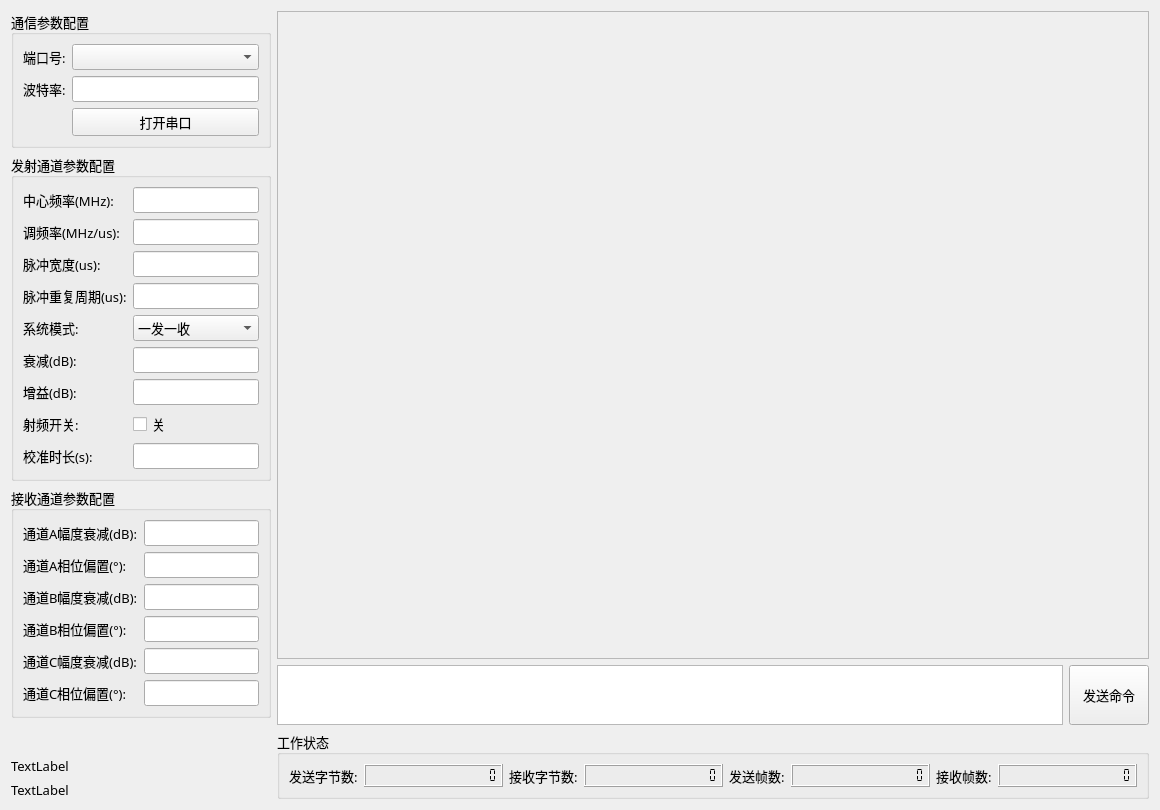
TheWrangler/QSweepTerminal, file ui/mainwindow.ui: the form before one commit.
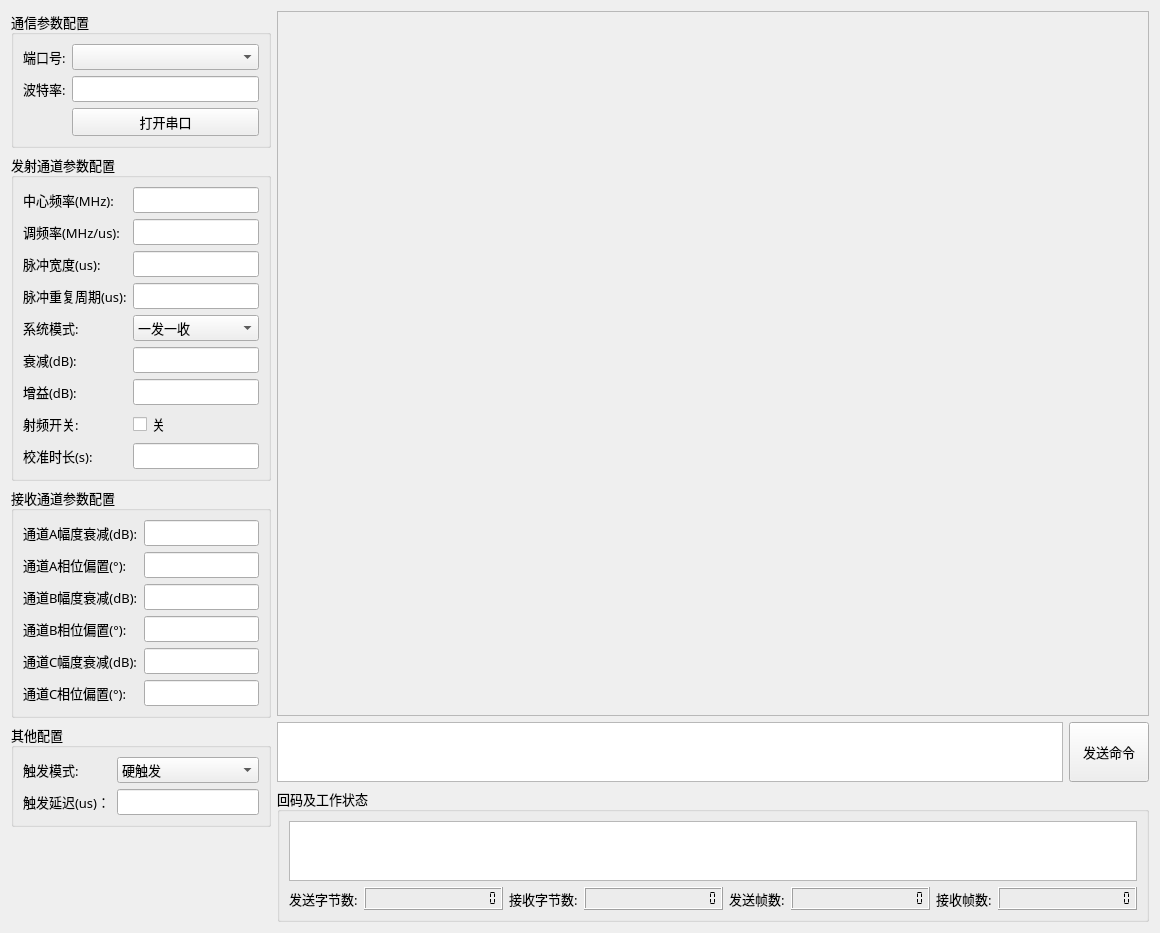
The form after the commit.

Commit message: 1.修改了数据帧格式 2.添加了回码解析 3.修改了检波电压显示

```diff
--- a/ui/mainwindow.ui
+++ b/ui/mainwindow.ui
@@ -7,7 +7,7 @@
     <x>0</x>
     <y>0</y>
     <width>1160</width>
-    <height>810</height>
+    <height>933</height>
    </rect>
   </property>
   <property name="font">
@@ -315,6 +315,67 @@
        </layout>
       </widget>
      </item>
+     <item>
+      <widget class="QGroupBox" name="groupBox_5">
+       <property name="sizePolicy">
+        <sizepolicy hsizetype="Fixed" vsizetype="Fixed">
+         <horstretch>0</horstretch>
+         <verstretch>0</verstretch>
+        </sizepolicy>
+       </property>
+       <property name="minimumSize">
+        <size>
+         <width>260</width>
+         <height>0</height>
+        </size>
+       </property>
+       <property name="maximumSize">
+        <size>
+         <width>260</width>
+         <height>16777215</height>
+        </size>
+       </property>
+       <property name="title">
+        <string>其他配置</string>
+       </property>
+       <layout class="QFormLayout" name="formLayout_4">
+        <item row="0" column="0">
+         <widget class="QLabel" name="label_22">
+          <property name="text">
+           <string>触发模式:</string>
+          </property>
+         </widget>
+        </item>
+        <item row="0" column="1">
+         <widget class="QComboBox" name="m_TrigModeCombo">
+          <property name="currentIndex">
+           <number>1</number>
+          </property>
+          <item>
+           <property name="text">
+            <string>软触发</string>
+           </property>
+          </item>
+          <item>
+           <property name="text">
+            <string>硬触发</string>
+           </property>
+          </item>
+         </widget>
+        </item>
+        <item row="1" column="0">
+         <widget class="QLabel" name="label_23">
+          <property name="text">
+           <string>触发延迟(us)：</string>
+          </property>
+         </widget>
+        </item>
+        <item row="1" column="1">
+         <widget class="QLineEdit" name="m_TrigDelayEdit"/>
+        </item>
+       </layout>
+      </widget>
+     </item>
      <item>
       <spacer name="verticalSpacer">
        <property name="orientation">
@@ -328,20 +389,6 @@
        </property>
       </spacer>
      </item>
-     <item>
-      <widget class="QLabel" name="brand_label">
-       <property name="text">
-        <string>TextLabel</string>
-       </property>
-      </widget>
-     </item>
-     <item>
-      <widget class="QLabel" name="copyright_label">
-       <property name="text">
-        <string>TextLabel</string>
-       </property>
-      </widget>
-     </item>
     </layout>
    </item>
    <item>
@@ -384,6 +431,9 @@
            <height>60</height>
           </size>
          </property>
+         <property name="readOnly">
+          <bool>true</bool>
+         </property>
         </widget>
        </item>
        <item>
@@ -434,17 +484,44 @@
         </size>
        </property>
        <property name="title">
-        <string>工作状态</string>
+        <string>回码及工作状态</string>
        </property>
-       <layout class="QGridLayout" name="gridLayout">
-        <item row="0" column="0">
+       <layout class="QVBoxLayout" name="verticalLayout_3">
+        <item>
+         <widget class="QTextEdit" name="m_RplyFrameEdit">
+          <property name="sizePolicy">
+           <sizepolicy hsizetype="Expanding" vsizetype="Fixed">
+            <horstretch>0</horstretch>
+            <verstretch>0</verstretch>
+           </sizepolicy>
+          </property>
+          <property name="minimumSize">
+           <size>
+            <width>0</width>
+            <height>60</height>
+           </size>
+          </property>
+          <property name="maximumSize">
+           <size>
+            <width>16777215</width>
+            <height>60</height>
+           </size>
+          </property>
+          <property name="readOnly">
+           <bool>true</bool>
+          </property>
+         </widget>
+        </item>
+        <item>
+         <layout class="QHBoxLayout" name="horizontalLayout_3">
+          <item>
          <widget class="QLabel" name="label_18">
           <property name="text">
            <string>发送字节数:</string>
           </property>
          </widget>
         </item>
-        <item row="0" column="1">
+          <item>
          <widget class="QLCDNumber" name="m_sendBytesNumLcd">
           <property name="sizePolicy">
            <sizepolicy hsizetype="Expanding" vsizetype="Preferred">
@@ -472,14 +549,14 @@
           </property>
          </widget>
         </item>
-        <item row="0" column="2">
+          <item>
          <widget class="QLabel" name="label_19">
           <property name="text">
            <string>接收字节数:</string>
           </property>
          </widget>
         </item>
-        <item row="0" column="3">
+          <item>
          <widget class="QLCDNumber" name="m_recvBytesNumLcd">
           <property name="sizePolicy">
            <sizepolicy hsizetype="Expanding" vsizetype="Preferred">
@@ -495,14 +572,14 @@
           </property>
          </widget>
         </item>
-        <item row="0" column="4">
+          <item>
          <widget class="QLabel" name="label_20">
           <property name="text">
            <string>发送帧数:</string>
           </property>
          </widget>
         </item>
-        <item row="0" column="5">
+          <item>
          <widget class="QLCDNumber" name="m_sendFrameNumLcd">
           <property name="sizePolicy">
            <sizepolicy hsizetype="Expanding" vsizetype="Preferred">
@@ -518,14 +595,14 @@
           </property>
          </widget>
         </item>
-        <item row="0" column="6">
+          <item>
          <widget class="QLabel" name="label_21">
           <property name="text">
            <string>接收帧数:</string>
           </property>
          </widget>
         </item>
-        <item row="0" column="7">
+          <item>
          <widget class="QLCDNumber" name="m_recvFrameNumLcd">
           <property name="sizePolicy">
            <sizepolicy hsizetype="Expanding" vsizetype="Preferred">
@@ -540,6 +617,8 @@
            <enum>QLCDNumber::Flat</enum>
           </property>
          </widget>
+          </item>
+         </layout>
         </item>
        </layout>
       </widget>
```
Lines whose indentation alone changed are shown as unchanged. The commit also changes 1093 other files.
